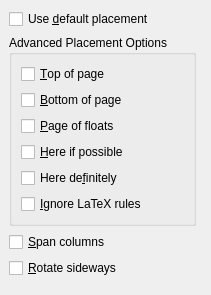
Before: the Qt Designer form src/frontends/qt4/ui/FloatPlacementUi.ui in rpavlik/lyx-lucid-backport, drawn with Qt 5.
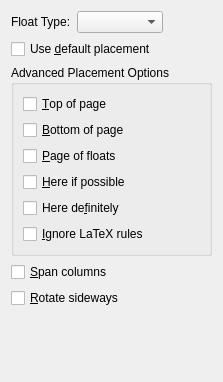
After: the same form once the commit is applied.

Patch:
```diff
--- a/src/frontends/qt4/ui/FloatPlacementUi.ui
+++ b/src/frontends/qt4/ui/FloatPlacementUi.ui
@@ -1,81 +1,98 @@
 <ui version="4.0" >
  <class>FloatPlacementUi</class>
- <widget class="QWidget" name="FloatPlacementUi" >
-  <property name="geometry" >
+ <widget class="QWidget" name="FloatPlacementUi">
+  <property name="geometry">
    <rect>
     <x>0</x>
     <y>0</y>
-    <width>203</width>
-    <height>295</height>
+    <width>207</width>
+    <height>382</height>
    </rect>
   </property>
   <property name="windowTitle" >
    <string>Form</string>
   </property>
-  <layout class="QGridLayout" >
-   <property name="margin" >
-    <number>9</number>
-   </property>
-   <property name="spacing" >
-    <number>6</number>
-   </property>
-   <item row="0" column="0" colspan="2" >
-    <widget class="QCheckBox" name="defaultsCB" >
-     <property name="text" >
+  <layout class="QGridLayout" name="gridLayout">
+   <item row="0" column="0">
+    <widget class="QLabel" name="floatTypeTitle">
+     <property name="text">
+      <string>Float Type:</string>
+     </property>
+    </widget>
+   </item>
+   <item row="0" column="1" colspan="2">
+    <widget class="QComboBox" name="floatTypeCO"/>
+   </item>
+   <item row="0" column="3">
+    <spacer name="floatTypeSpacer">
+     <property name="orientation">
+      <enum>Qt::Horizontal</enum>
+     </property>
+     <property name="sizeHint" stdset="0">
+      <size>
+       <width>40</width>
+       <height>20</height>
+      </size>
+     </property>
+    </spacer>
+   </item>
+   <item row="1" column="0" colspan="4">
+    <widget class="QCheckBox" name="defaultsCB">
+     <property name="text">
       <string>Use &amp;default placement</string>
      </property>
     </widget>
    </item>
-   <item row="1" column="0" >
-    <widget class="QGroupBox" name="options" >
-     <property name="title" >
+   <item row="2" column="0" colspan="4">
+    <widget class="QGroupBox" name="options">
+     <property name="title">
       <string>Advanced Placement Options</string>
      </property>
-     <layout class="QGridLayout" >
-      <property name="margin" >
+     <layout class="QGridLayout">
+      <property name="margin">
        <number>9</number>
       </property>
-      <property name="spacing" >
+      <property name="spacing">
        <number>6</number>
       </property>
-      <item row="0" column="0" >
-       <widget class="QCheckBox" name="topCB" >
-        <property name="text" >
+      <item row="0" column="0">
+       <widget class="QCheckBox" name="topCB">
+        <property name="text">
          <string>&amp;Top of page</string>
         </property>
        </widget>
       </item>
-      <item row="5" column="0" >
-       <widget class="QCheckBox" name="ignoreCB" >
-        <property name="text" >
+      <item row="5" column="0">
+       <widget class="QCheckBox" name="ignoreCB">
+        <property name="text">
          <string>&amp;Ignore LaTeX rules</string>
         </property>
        </widget>
       </item>
-      <item row="4" column="0" >
-       <widget class="QCheckBox" name="heredefinitelyCB" >
-        <property name="text" >
+      <item row="4" column="0">
+       <widget class="QCheckBox" name="heredefinitelyCB">
+        <property name="text">
          <string>Here de&amp;finitely</string>
         </property>
        </widget>
       </item>
-      <item row="3" column="0" >
-       <widget class="QCheckBox" name="herepossiblyCB" >
-        <property name="text" >
+      <item row="3" column="0">
+       <widget class="QCheckBox" name="herepossiblyCB">
+        <property name="text">
          <string>&amp;Here if possible</string>
         </property>
        </widget>
       </item>
-      <item row="2" column="0" >
-       <widget class="QCheckBox" name="pageCB" >
-        <property name="text" >
+      <item row="2" column="0">
+       <widget class="QCheckBox" name="pageCB">
+        <property name="text">
          <string>&amp;Page of floats</string>
         </property>
        </widget>
       </item>
-      <item row="1" column="0" >
-       <widget class="QCheckBox" name="bottomCB" >
-        <property name="text" >
+      <item row="1" column="0">
+       <widget class="QCheckBox" name="bottomCB">
+        <property name="text">
          <string>&amp;Bottom of page</string>
         </property>
        </widget>
@@ -83,39 +100,26 @@
      </layout>
     </widget>
    </item>
-   <item row="1" column="1" >
-    <spacer>
-     <property name="orientation" >
-      <enum>Qt::Horizontal</enum>
-     </property>
-     <property name="sizeHint" >
-      <size>
-       <width>21</width>
-       <height>20</height>
-      </size>
-     </property>
-    </spacer>
-   </item>
-   <item row="2" column="0" colspan="2" >
-    <widget class="QCheckBox" name="spanCB" >
-     <property name="text" >
+   <item row="3" column="0" colspan="2">
+    <widget class="QCheckBox" name="spanCB">
+     <property name="text">
       <string>&amp;Span columns</string>
      </property>
     </widget>
    </item>
-   <item row="3" column="0" colspan="2" >
-    <widget class="QCheckBox" name="sidewaysCB" >
-     <property name="text" >
+   <item row="4" column="0" colspan="2">
+    <widget class="QCheckBox" name="sidewaysCB">
+     <property name="text">
       <string>&amp;Rotate sideways</string>
      </property>
     </widget>
    </item>
-   <item row="4" column="0" >
+   <item row="5" column="2" colspan="2">
     <spacer>
-     <property name="orientation" >
+     <property name="orientation">
       <enum>Qt::Vertical</enum>
      </property>
-     <property name="sizeHint" >
+     <property name="sizeHint" stdset="0">
       <size>
        <width>20</width>
        <height>20</height>
```
Left out of the diff: 10 changed lines with no effect on the pictures.
